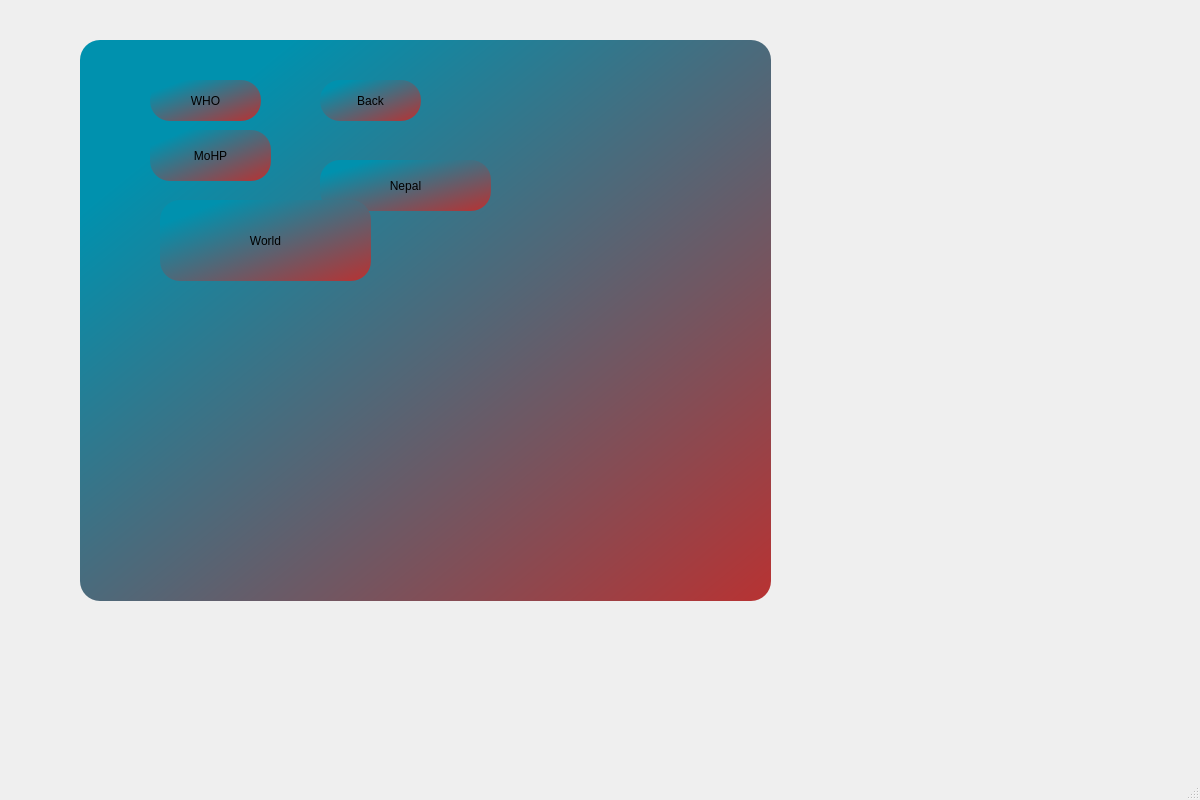
Before: the Qt Designer form CoviCURE/Forms/Live/livedash.ui in ayush-regmi/CoviCURE, drawn with Qt 5.
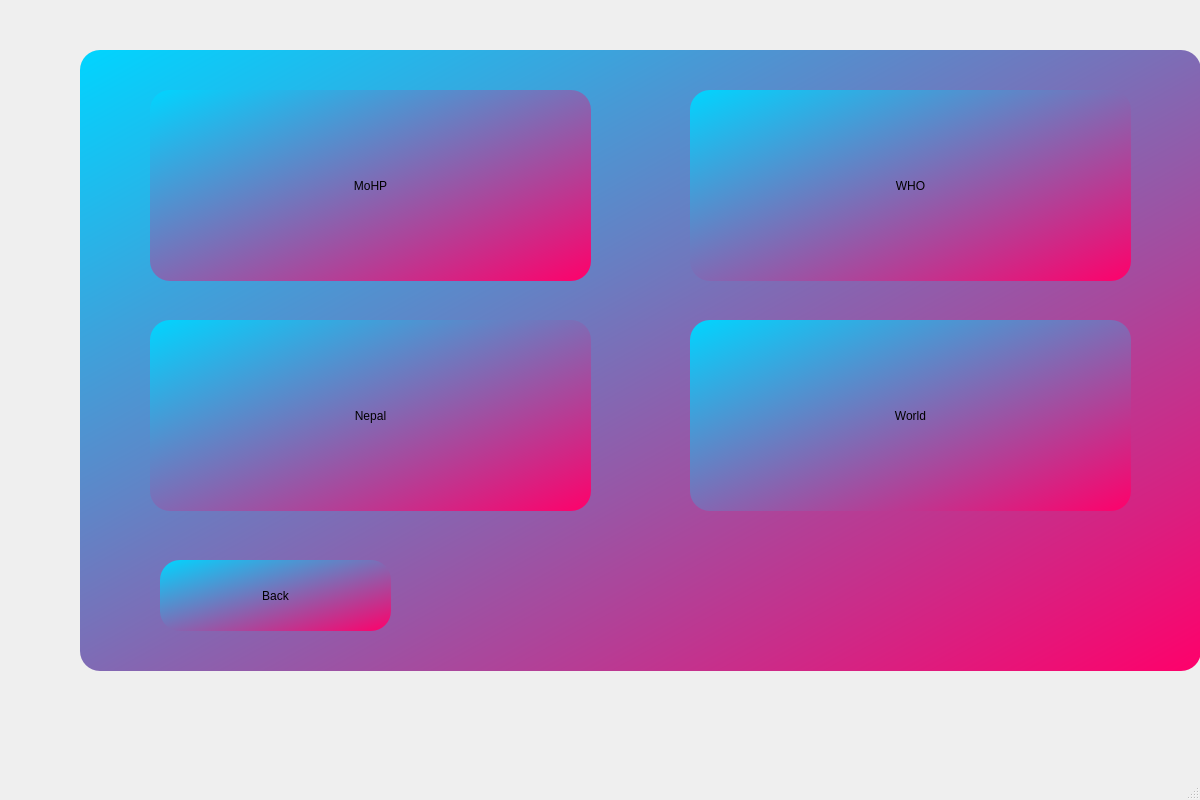
After: the same form once the commit is applied.

```diff
--- a/CoviCURE/Forms/Live/livedash.ui
+++ b/CoviCURE/Forms/Live/livedash.ui
@@ -18,13 +18,13 @@
     <property name="geometry">
      <rect>
       <x>80</x>
-      <y>40</y>
-      <width>691</width>
-      <height>561</height>
+      <y>50</y>
+      <width>1121</width>
+      <height>621</height>
      </rect>
     </property>
     <property name="styleSheet">
-     <string notr="true">background-color: qlineargradient(spread:reflect, x1:0, y1:0, x2:1, y2:1, stop:0.153409 rgba(0, 145, 174, 255), stop:1 rgba(184, 50, 50, 255));
+     <string notr="true">background-color: qlineargradient(spread:reflect, x1:0, y1:0, x2:1, y2:1, stop:0 rgba(0, 213, 255, 255), stop:1 rgba(255, 0, 106, 255));
 border-radius: 20px;</string>
     </property>
     <property name="title">
@@ -33,10 +33,10 @@
     <widget class="QPushButton" name="pushButtonNepal">
      <property name="geometry">
       <rect>
-       <x>240</x>
-       <y>120</y>
-       <width>171</width>
-       <height>51</height>
+       <x>70</x>
+       <y>270</y>
+       <width>441</width>
+       <height>191</height>
       </rect>
      </property>
      <property name="text">
@@ -46,10 +46,10 @@
     <widget class="QPushButton" name="pushButtonWHO">
      <property name="geometry">
       <rect>
-       <x>70</x>
+       <x>610</x>
        <y>40</y>
-       <width>111</width>
-       <height>41</height>
+       <width>441</width>
+       <height>191</height>
       </rect>
      </property>
      <property name="text">
@@ -60,22 +60,31 @@
      <property name="geometry">
       <rect>
        <x>70</x>
-       <y>90</y>
-       <width>121</width>
-       <height>51</height>
+       <y>40</y>
+       <width>441</width>
+       <height>191</height>
       </rect>
      </property>
+     <property name="styleSheet">
+      <string notr="true"/>
+     </property>
      <property name="text">
       <string>MoHP</string>
      </property>
+     <property name="iconSize">
+      <size>
+       <width>100</width>
+       <height>60</height>
+      </size>
+     </property>
     </widget>
     <widget class="QPushButton" name="pushButtonBack">
      <property name="geometry">
       <rect>
-       <x>240</x>
-       <y>40</y>
-       <width>101</width>
-       <height>41</height>
+       <x>80</x>
+       <y>510</y>
+       <width>231</width>
+       <height>71</height>
       </rect>
      </property>
      <property name="text">
@@ -85,10 +94,10 @@
     <widget class="QPushButton" name="pushButtonWorld">
      <property name="geometry">
       <rect>
-       <x>80</x>
-       <y>160</y>
-       <width>211</width>
-       <height>81</height>
+       <x>610</x>
+       <y>270</y>
+       <width>441</width>
+       <height>191</height>
       </rect>
      </property>
      <property name="text">
```
